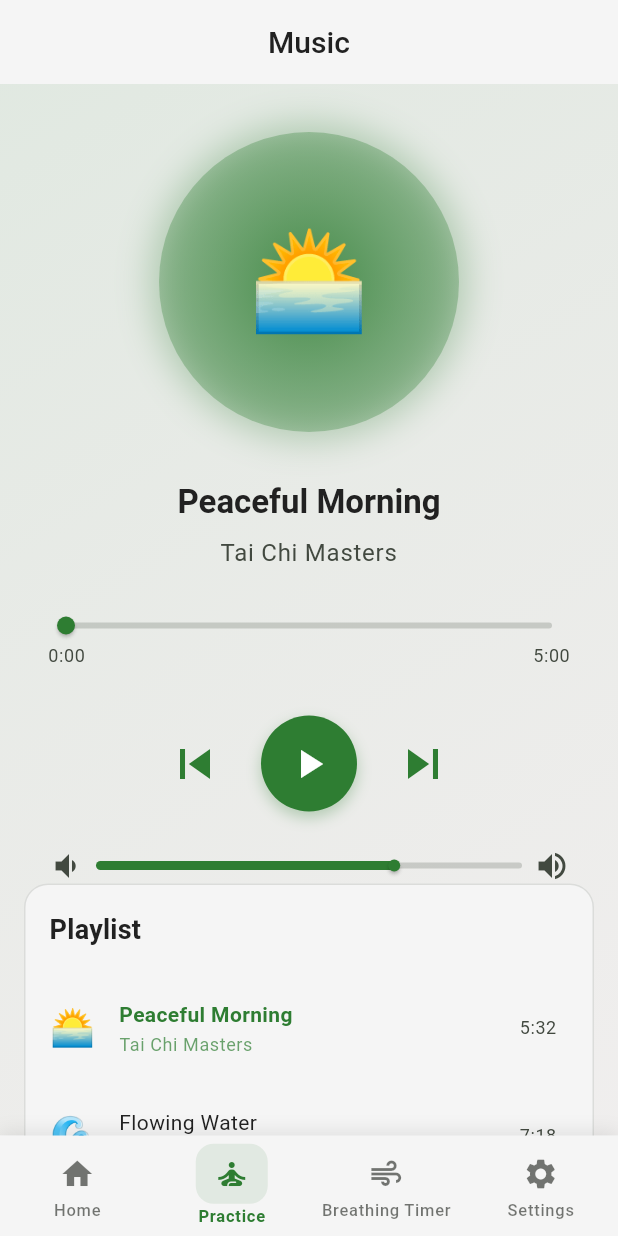
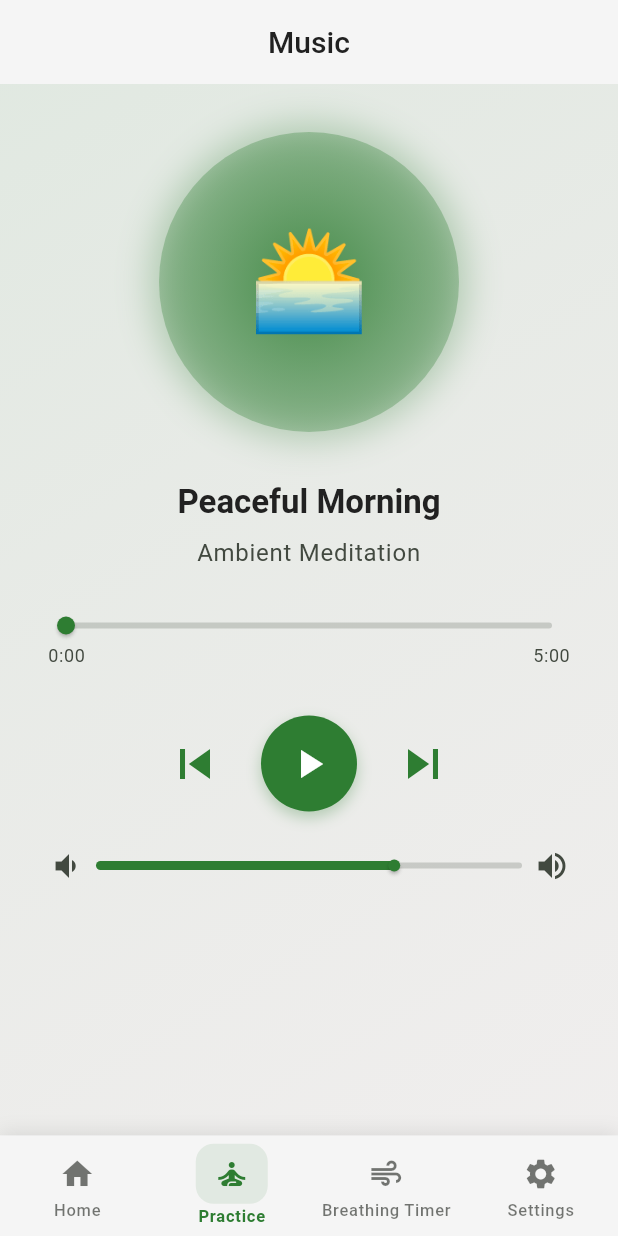
Before and after one commit to dantechu/Tai-Chi-Workout-new, a Flutter app: the screen it shows after launch, item 2 of the bottom bar chosen, on a phone screen of 412 x 824 dp. Run offline on Flutter 3.47's test engine with Material 3 defaults, Android fonts, the phone set to English and light mode, and no system bars; our stand-ins replace audioplayers, chewie, connectivity_plus, dartz, dio, equatable and 9 more; accounts and stored records are empty.

Commit message:
some sounds added

```diff
--- a/lib/presentation/pages/practice/practice_page.dart
+++ b/lib/presentation/pages/practice/practice_page.dart
@@ -35,36 +35,40 @@ class _MusicPlayerPageState extends State<MusicPlayerPage>
   Duration _position = Duration.zero;
   Duration _duration = const Duration(minutes: 5);
 
-  // TODO: Replace these placeholder tracks with real audio files
-  // Add your downloaded MP3 files to assets/audio/music/ and update audioPath
+  // Download FREE Public Domain music from archive.org:
+  // 1. https://archive.org/download/freepd/Page2/Ambient%20J%20Thoughtful.mp3 -> peaceful_morning.mp3
+  // 2. https://archive.org/download/freepd/Page2/Chill%20Deep.mp3 -> flowing_water.mp3
+  // 3. https://archive.org/download/freepd/Page2/New%20Age%20A%20Weathered.mp3 -> mountain_breeze.mp3
+  // 4. https://archive.org/download/freepd/Page2/Slow%20Ticking%20Clock.mp3 -> inner_peace.mp3
+  // Save all files to: assets/audio/music/
   final List<MusicTrack> _tracks = [
     MusicTrack(
       title: 'Peaceful Morning',
-      artist: 'Tai Chi Masters',
+      artist: 'Ambient Meditation',
       duration: const Duration(minutes: 5, seconds: 32),
       albumArt: '🌅',
-      audioPath: 'assets/audio/music/tai_chi_peaceful_morning.mp3',
+      audioPath: 'audio/music/peaceful_morning.mp3',
     ),
     MusicTrack(
       title: 'Flowing Water',
-      artist: 'Nature Sounds',
+      artist: 'Deep Relaxation',
       duration: const Duration(minutes: 7, seconds: 18),
       albumArt: '🌊',
-      audioPath: 'assets/audio/music/flowing_water_meditation.mp3',
+      audioPath: 'audio/music/flowing_water.mp3',
     ),
     MusicTrack(
       title: 'Mountain Breeze',
-      artist: 'Meditation Music',
+      artist: 'New Age Zen',
       duration: const Duration(minutes: 6, seconds: 45),
       albumArt: '🏔️',
-      audioPath: 'assets/audio/music/mountain_breeze_zen.mp3',
+      audioPath: 'audio/music/mountain_breeze.mp3',
     ),
     MusicTrack(
       title: 'Inner Peace',
-      artist: 'Zen Collection',
+      artist: 'Meditation Sounds',
       duration: const Duration(minutes: 8, seconds: 12),
       albumArt: '🧘',
-      audioPath: 'assets/audio/music/inner_peace_relaxation.mp3',
+      audioPath: 'audio/music/inner_peace.mp3',
     ),
   ];
 
@@ -239,8 +243,6 @@ class _MusicPlayerPageState extends State<MusicPlayerPage>
             _buildControlButtons(theme),
             const SizedBox(height: 24),
             _buildVolumeControl(theme),
-            const Spacer(),
-            _buildTrackList(theme),
             const SizedBox(height: 32),
           ],
         ),
@@ -430,80 +432,6 @@ class _MusicPlayerPageState extends State<MusicPlayerPage>
     );
   }
 
-  Widget _buildTrackList(ThemeData theme) {
-    return Container(
-      margin: const EdgeInsets.symmetric(horizontal: 16),
-      decoration: BoxDecoration(
-        color: theme.colorScheme.surface,
-        borderRadius: BorderRadius.circular(16),
-        border: Border.all(
-          color: theme.colorScheme.outline.withOpacity(0.2),
-        ),
-      ),
-      child: Column(
-        crossAxisAlignment: CrossAxisAlignment.start,
-        children: [
-          Padding(
-            padding: const EdgeInsets.all(16),
-            child: Text(
-              'Playlist',
-              style: theme.textTheme.titleMedium?.copyWith(
-                fontWeight: FontWeight.w600,
-              ),
-            ),
-          ),
-          ...List.generate(_tracks.length, (index) {
-            final track = _tracks[index];
-            final isCurrentTrack = index == _currentTrackIndex;
-
-            return ListTile(
-              leading: Text(
-                track.albumArt,
-                style: const TextStyle(fontSize: 24),
-              ),
-              title: Text(
-                track.title,
-                style: theme.textTheme.bodyMedium?.copyWith(
-                  color: isCurrentTrack ? theme.colorScheme.primary : null,
-                  fontWeight: isCurrentTrack ? FontWeight.w600 : null,
-                ),
-              ),
-              subtitle: Text(
-                track.artist,
-                style: theme.textTheme.bodySmall?.copyWith(
-                  color: isCurrentTrack
-                      ? theme.colorScheme.primary.withOpacity(0.7)
-                      : theme.colorScheme.onSurfaceVariant,
-                ),
-              ),
-              trailing: Text(
-                _formatDuration(track.duration),
-                style: theme.textTheme.bodySmall?.copyWith(
-                  color: theme.colorScheme.onSurfaceVariant,
-                ),
-              ),
-              onTap: () async {
-                final wasPlaying = _isPlaying;
-                await _audioPlayer.stop();
-                setState(() {
-                  _currentTrackIndex = index;
-                  _position = Duration.zero;
-                });
-
-                if (wasPlaying) {
-                  await _togglePlayPause();
-                }
-              },
-              tileColor: isCurrentTrack
-                  ? theme.colorScheme.primary.withValues(alpha: 0.1)
-                  : null,
-            );
-          }),
-        ],
-      ),
-    );
-  }
-
   String _formatDuration(Duration duration) {
     final minutes = duration.inMinutes;
     final seconds = duration.inSeconds % 60;
```
Also changed, not shown: 5 other files.
